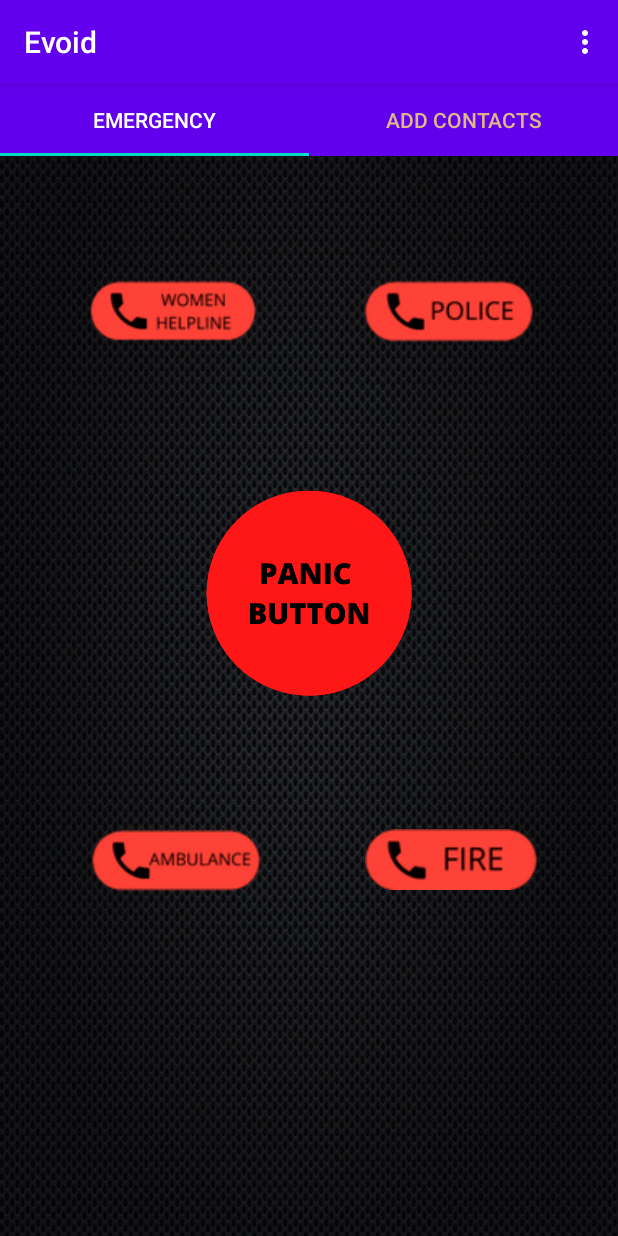
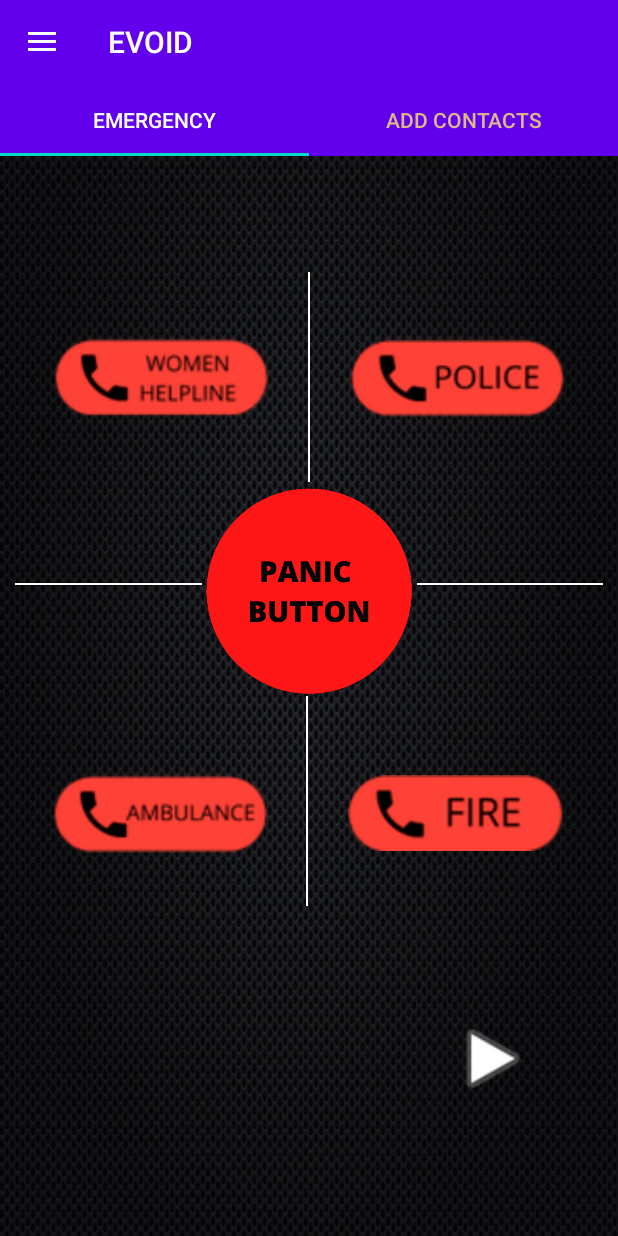
Before and after one commit to Evoid-sos/minor-project, an Android app: the screen it shows after launch once a user with an empty profile is signed in (MainActivity2), on a phone screen of 412 x 824 dp. Run offline under Robolectric (Android 15) with nearby library versions, the phone set to English and light mode, and no system bars; our stand-ins replace Firebase (no records; nobody signed in at launch, a user with empty details on screens opened directly).

Commit message:
Nav Drawer added, layout changed, sound play/pause added but no sound added

```diff
--- a/app/build.gradle
+++ b/app/build.gradle
@@ -62,6 +62,9 @@ dependencies {
     implementation 'androidx.navigation:navigation-ui-ktx:2.3.0'
     implementation 'com.google.android.material:material:1.1.0'
     implementation 'com.google.android.material:material:1.1.0'
+    implementation 'com.google.android.material:material:1.1.0'
+    implementation 'androidx.recyclerview:recyclerview:1.1.0'
+    implementation 'androidx.drawerlayout:drawerlayout:1.1.1'
     testImplementation 'junit:junit:4.13'
     androidTestImplementation 'androidx.test.ext:junit:1.1.2'
     androidTestImplementation 'androidx.test.espresso:espresso-core:3.3.0'
--- a/app/src/main/java/com/example/evoid/MainActivity2.kt
+++ b/app/src/main/java/com/example/evoid/MainActivity2.kt
@@ -3,53 +3,43 @@ package com.example.evoid
 import android.content.Intent
 import android.content.pm.ActivityInfo
 import android.os.Bundle
-import android.view.Menu
 import android.view.MenuItem
 import android.widget.Toast
+import androidx.appcompat.app.ActionBarDrawerToggle
 import androidx.appcompat.app.AppCompatActivity
+import androidx.core.view.GravityCompat
+import androidx.drawerlayout.widget.DrawerLayout
 import androidx.viewpager.widget.ViewPager
+import com.google.android.material.navigation.NavigationView
 import com.google.android.material.tabs.TabLayout
 import com.google.firebase.auth.ktx.auth
 import com.google.firebase.ktx.Firebase
 import kotlinx.android.synthetic.main.activity_main2.*
+import kotlinx.android.synthetic.main.content_main.*
+import kotlinx.android.synthetic.main.nav_header_main.profileIconNav
 
-class MainActivity2 : AppCompatActivity() {
+class MainActivity2 : AppCompatActivity(),NavigationView.OnNavigationItemSelectedListener{
     lateinit var tabLayout: TabLayout
     lateinit var viewPager: ViewPager
-
-    override fun onCreateOptionsMenu(menu: Menu?): Boolean {
-        val inflater = menuInflater;
-        inflater.inflate(R.menu.main_menu, menu);
-        return super.onCreateOptionsMenu(menu)
-    }
-
-
+    lateinit var drawerLayout: DrawerLayout
+    lateinit var navigationView: NavigationView
     var auth = Firebase.auth
 
-    override fun onOptionsItemSelected(item: MenuItem): Boolean {
-
-         super.onOptionsItemSelected(item)
-        when(item.itemId)
-        {
-            R.id.guidelines -> startActivity(Intent(this, guidelines::class.java))
-            R.id.covid -> startActivity(Intent(this, covidHelplines::class.java))
-            R.id.cybercrime -> startActivity(Intent(this, cybersecurity::class.java))
-            R.id.help -> startActivity(Intent(this, faqs::class.java))
-            R.id.logout -> signOut()
-            else -> Toast.makeText(
-                applicationContext,
-                "Could not complete the request",
-                Toast.LENGTH_SHORT
-            ).show()
-        }
-        return true
-    }
     override fun onCreate(savedInstanceState: Bundle?) {
         super.onCreate(savedInstanceState)
         setContentView(R.layout.activity_main2)
         this.setRequestedOrientation(ActivityInfo.SCREEN_ORIENTATION_PORTRAIT)
+        drawerLayout = findViewById(R.id.drawer)
+        val navView: NavigationView = findViewById(R.id.nav_view)
+        val toggle = ActionBarDrawerToggle(this, drawerLayout, toolbar, R.string.navigation_drawer_open, R.string.navigation_drawer_close)
+        drawerLayout.addDrawerListener(toggle)
+        supportActionBar?.setDisplayHomeAsUpEnabled(true)
+        supportActionBar?.setHomeButtonEnabled(true)
+        toggle.syncState()
+        navView.setNavigationItemSelectedListener(this)
         tabLayout = findViewById(R.id.tabLayout)
         viewPager = findViewById(R.id.viewPager)
+        setSupportActionBar(toolbar)
         tabLayout.addTab(tabLayout.newTab().setText("EMERGENCY"))
         tabLayout.addTab(tabLayout.newTab().setText("ADD CONTACTS"))
         tabLayout.tabGravity = TabLayout.GRAVITY_FILL
@@ -81,4 +71,36 @@ class MainActivity2 : AppCompatActivity() {
         startActivity(intent)
         finish()
     }
+    override fun onOptionsItemSelected(item: MenuItem): Boolean {
+        return when (item.itemId) {
+            android.R.id.home -> {
+                drawer.openDrawer(GravityCompat.START)
+                true
+            }
+            else -> super.onOptionsItemSelected(item)
+        }
+    }
+    override fun onNavigationItemSelected(item: MenuItem): Boolean {
+        when(item.itemId)
+        {
+            R.id.guidelines -> startActivity(Intent(this, guidelines::class.java))
+            R.id.covid -> startActivity(Intent(this, covidHelplines::class.java))
+            R.id.cybercrime -> startActivity(Intent(this, cybersecurity::class.java))
+            R.id.help -> startActivity(Intent(this, faqs::class.java))
+            R.id.logout -> signOut()
+            else -> Toast.makeText(
+                applicationContext,
+                "Could not complete the request",
+                Toast.LENGTH_SHORT
+            ).show()
+        }
+        return true
+    }
+    override fun onBackPressed() {
+        if (drawer.isDrawerOpen(GravityCompat.START)) {
+            drawer.closeDrawer(GravityCompat.START)
+        } else {
+            super.onBackPressed()
+        }
+    }
 }
--- /dev/null
+++ b/app/src/main/res/drawable/emergencypagebuttons.xml
@@ -0,0 +1,6 @@
+<?xml version="1.0" encoding="utf-8"?>
+<shape xmlns:android="http://schemas.android.com/apk/res/android" android:shape="rectangle">
+    <solid
+        android:color="#ffffff" />
+    <corners android:radius="100dp"/>
+</shape>
--- a/app/src/main/res/layout/activity_main.xml
+++ b/app/src/main/res/layout/activity_main.xml
@@ -13,7 +13,7 @@
 
 
     <ImageView
-        android:id="@+id/imageView"
+        android:id="@+id/profileIconNav"
         android:layout_width="132dp"
         android:layout_height="106dp"
 
@@ -133,7 +133,7 @@
         app:layout_constraintEnd_toEndOf="parent"
         app:layout_constraintStart_toEndOf="@+id/passwordMain"
         app:layout_constraintStart_toStartOf="parent"
-        app:layout_constraintTop_toBottomOf="@+id/imageView">
+        app:layout_constraintTop_toBottomOf="@+id/profileIconNav">
 
     </EditText>
 
--- a/app/src/main/res/layout/activity_main2.xml
+++ b/app/src/main/res/layout/activity_main2.xml
@@ -1,24 +1,25 @@
 <?xml version="1.0" encoding="utf-8"?>
-<RelativeLayout xmlns:android="http://schemas.android.com/apk/res/android"
+<androidx.drawerlayout.widget.DrawerLayout xmlns:android="http://schemas.android.com/apk/res/android"
+    xmlns:app="http://schemas.android.com/apk/res-auto"
     xmlns:tools="http://schemas.android.com/tools"
+    android:id="@+id/drawer"
     android:layout_width="match_parent"
     android:layout_height="match_parent"
-    xmlns:app="http://schemas.android.com/apk/res-auto"
-    android:background="@drawable/login_bg3"
     tools:context=".MainActivity2">
 
-    <com.google.android.material.tabs.TabLayout
-        android:id="@+id/tabLayout"
+    <include
+        layout="@layout/content_main"
         android:layout_width="match_parent"
-        android:layout_height="wrap_content"
-        android:background="@color/colorPrimary"
-        app:tabSelectedTextColor="#ffffff"
-        app:tabTextColor="#DEB887"></com.google.android.material.tabs.TabLayout>
+        android:layout_height="match_parent"></include>
 
-    <androidx.viewpager.widget.ViewPager
-        android:id="@+id/viewPager"
+    <com.google.android.material.navigation.NavigationView
+        android:id="@+id/nav_view"
         android:layout_width="match_parent"
         android:layout_height="match_parent"
-        android:layout_marginTop="50dp"
-        tools:layout_editor_absoluteX="8dp" />
-</RelativeLayout>
+        android:layout_gravity="start|left"
+        android:fitsSystemWindows="true"
+        app:headerLayout="@layout/nav_header_main"
+        app:menu="@menu/main_menu">
+
+    </com.google.android.material.navigation.NavigationView>
+</androidx.drawerlayout.widget.DrawerLayout>
--- /dev/null
+++ b/app/src/main/res/layout/content_main.xml
@@ -0,0 +1,41 @@
+<?xml version="1.0" encoding="utf-8"?>
+<RelativeLayout xmlns:android="http://schemas.android.com/apk/res/android"
+    xmlns:tools="http://schemas.android.com/tools"
+    android:layout_width="match_parent"
+    android:layout_height="match_parent"
+    xmlns:app="http://schemas.android.com/apk/res-auto"
+    android:background="@drawable/login_bg3"
+    tools:context=".MainActivity2">
+
+    <androidx.appcompat.widget.Toolbar
+        android:id="@+id/toolbar"
+        android:layout_width="match_parent"
+        android:layout_height="?attr/actionBarSize"
+        android:background="@color/colorPrimary"
+        app:title="EVOID"
+        android:gravity="center"
+        android:textAlignment="center"
+        app:titleTextColor="#ffffff">
+
+    </androidx.appcompat.widget.Toolbar>
+
+    <com.google.android.material.tabs.TabLayout
+        android:id="@+id/tabLayout"
+        android:layout_width="match_parent"
+        android:layout_height="wrap_content"
+        android:background="@color/colorPrimary"
+        app:tabSelectedTextColor="#ffffff"
+        app:tabTextColor="#DEB887"
+        android:layout_marginTop="56dp">
+
+    </com.google.android.material.tabs.TabLayout>
+
+    <androidx.viewpager.widget.ViewPager
+        android:id="@+id/viewPager"
+        android:layout_width="match_parent"
+        android:layout_height="match_parent"
+        android:layout_marginTop="104dp"
+        tools:layout_editor_absoluteX="8dp" >
+
+    </androidx.viewpager.widget.ViewPager>
+</RelativeLayout>
--- a/app/src/main/res/layout/fragment_emergency.xml
+++ b/app/src/main/res/layout/fragment_emergency.xml
@@ -9,6 +9,50 @@
     android:orientation="vertical"
     android:padding="10dp"
     tools:context=".emergency">
+
+    <View
+        android:id="@+id/view"
+        android:layout_width="1dp"
+        android:layout_height="140dp"
+        android:layout_marginBottom="211dp"
+        android:background="@android:color/white"
+        app:layout_constraintBottom_toBottomOf="parent"
+        app:layout_constraintEnd_toEndOf="parent"
+        app:layout_constraintHorizontal_bias="0.497"
+        app:layout_constraintStart_toStartOf="parent"
+        app:layout_constraintTop_toBottomOf="@+id/emergencybutton" />
+
+    <View
+        android:id="@+id/view5"
+        android:layout_width="1dp"
+        android:layout_height="140dp"
+        android:layout_marginTop="70dp"
+        android:layout_marginBottom="496dp"
+        android:background="@android:color/white"
+        app:layout_constraintBottom_toBottomOf="parent"
+        app:layout_constraintEnd_toEndOf="parent"
+        app:layout_constraintStart_toStartOf="parent"
+        app:layout_constraintTop_toTopOf="parent" />
+
+    <View
+        android:id="@+id/view2"
+        android:layout_width="170dp"
+        android:layout_height="1dp"
+        android:layout_marginBottom="150dp"
+        android:background="@android:color/white"
+        app:layout_constraintBottom_toBottomOf="parent"
+        app:layout_constraintEnd_toStartOf="@+id/emergencybutton"
+        app:layout_constraintTop_toTopOf="parent" />
+
+    <View
+        android:id="@+id/view3"
+        android:layout_width="170dp"
+        android:layout_height="1dp"
+        android:layout_marginBottom="150dp"
+        android:background="@android:color/white"
+        app:layout_constraintBottom_toBottomOf="parent"
+        app:layout_constraintStart_toEndOf="@+id/emergencybutton"
+        app:layout_constraintTop_toTopOf="parent" />
 
     <ImageView
         android:id="@+id/emergencybutton"
@@ -24,59 +68,70 @@
         app:layout_constraintTop_toTopOf="parent" />
 
     <ImageView
-        android:id="@+id/fireHelpline"
-        android:layout_width="115dp"
-        android:layout_height="43dp"
-        android:layout_marginStart="34dp"
-        android:layout_marginTop="77dp"
-        android:layout_marginEnd="61dp"
-        android:layout_marginBottom="212dp"
-        android:src="@drawable/callfire"
-        app:layout_constraintBottom_toBottomOf="parent"
-        app:layout_constraintEnd_toEndOf="parent"
-        app:layout_constraintStart_toEndOf="@+id/ambulanceHelpline"
-        app:layout_constraintTop_toBottomOf="@+id/emergencybutton" />
+        android:id="@+id/womenHelpline"
+        android:layout_width="144dp"
+        android:layout_height="60dp"
+        android:src="@drawable/womenhelpline"
+        app:layout_constraintBottom_toTopOf="@+id/view2"
+        app:layout_constraintEnd_toStartOf="@+id/view5"
+        app:layout_constraintStart_toStartOf="parent"
+        app:layout_constraintTop_toTopOf="parent" />
 
     <ImageView
         android:id="@+id/policeHelpline"
-        android:layout_width="115dp"
-        android:layout_height="43dp"
-        android:layout_marginStart="34dp"
-        android:layout_marginTop="50dp"
-        android:layout_marginEnd="63dp"
-        android:layout_marginBottom="77dp"
+        android:layout_width="144dp"
+        android:layout_height="60dp"
         android:src="@drawable/callpolice"
-        app:layout_constraintBottom_toTopOf="@+id/emergencybutton"
+        app:layout_constraintBottom_toTopOf="@+id/view3"
         app:layout_constraintEnd_toEndOf="parent"
-        app:layout_constraintStart_toEndOf="@+id/womenHelpline"
+        app:layout_constraintStart_toEndOf="@+id/view5"
         app:layout_constraintTop_toTopOf="parent" />
 
     <ImageView
         android:id="@+id/ambulanceHelpline"
-        android:layout_width="115dp"
-        android:layout_height="43dp"
-        android:layout_marginStart="68dp"
-        android:layout_marginTop="77dp"
-        android:layout_marginEnd="34dp"
-        android:layout_marginBottom="212dp"
+        android:layout_width="144dp"
+        android:layout_height="60dp"
+        android:layout_marginBottom="120dp"
         android:src="@drawable/callambulance"
         app:layout_constraintBottom_toBottomOf="parent"
-        app:layout_constraintEnd_toStartOf="@+id/fireHelpline"
+        app:layout_constraintEnd_toStartOf="@+id/view"
         app:layout_constraintStart_toStartOf="parent"
-        app:layout_constraintTop_toBottomOf="@+id/emergencybutton" />
+        app:layout_constraintTop_toBottomOf="@+id/view2" />
 
     <ImageView
-        android:id="@+id/womenHelpline"
-        android:layout_width="115dp"
-        android:layout_height="43dp"
-        android:layout_marginStart="65dp"
-        android:layout_marginTop="50dp"
-        android:layout_marginEnd="34dp"
-        android:layout_marginBottom="77dp"
-        android:src="@drawable/womenhelpline"
-        app:layout_constraintBottom_toTopOf="@+id/emergencybutton"
-        app:layout_constraintEnd_toStartOf="@+id/policeHelpline"
-        app:layout_constraintStart_toStartOf="parent"
-        app:layout_constraintTop_toTopOf="parent" />
+        android:id="@+id/fireHelpline"
+        android:layout_width="144dp"
+        android:layout_height="60dp"
+        android:layout_marginBottom="120dp"
+        android:src="@drawable/callfire"
+        app:layout_constraintBottom_toBottomOf="parent"
+        app:layout_constraintEnd_toEndOf="parent"
+        app:layout_constraintStart_toEndOf="@+id/view"
+        app:layout_constraintTop_toBottomOf="@+id/view3" />
+
+    <ImageView
+        android:id="@+id/play"
+        android:layout_width="80dp"
+        android:layout_height="58dp"
+        android:layout_marginStart="288dp"
+        android:layout_marginEnd="43dp"
+        android:layout_marginBottom="79dp"
+        android:src="@android:drawable/ic_media_play"
+        app:layout_constraintBottom_toBottomOf="parent"
+        app:layout_constraintEnd_toEndOf="parent"
+        app:layout_constraintStart_toStartOf="parent" />
+
+    <ImageView
+        android:id="@+id/pause"
+        android:layout_width="81dp"
+        android:layout_height="60dp"
+        android:layout_marginStart="288dp"
+        android:layout_marginEnd="43dp"
+        android:layout_marginBottom="79dp"
+        android:visibility="invisible"
+        android:src="@android:drawable/ic_media_pause"
+        app:layout_constraintBottom_toBottomOf="parent"
+        app:layout_constraintEnd_toEndOf="parent"
+        app:layout_constraintStart_toStartOf="parent" />
 
 </androidx.constraintlayout.widget.ConstraintLayout>
--- a/app/src/main/res/values/styles.xml
+++ b/app/src/main/res/values/styles.xml
@@ -2,6 +2,7 @@
     <!-- Base application theme. -->
     <style name="AppTheme" parent="Theme.AppCompat.Light.DarkActionBar">
         <!-- Customize your theme here. -->
+        <item name="drawerArrowStyle">@style/DrawerIcon</item>
         <item name="colorPrimary">@color/colorPrimary</item>
         <item name="colorPrimaryDark">@color/colorPrimaryDark</item>
         <item name="colorAccent">@color/colorAccent</item>
@@ -22,6 +23,7 @@
     <style name="AppTheme.AppBarOverlay" parent="ThemeOverlay.AppCompat.Dark.ActionBar" />
 
     <style name="AppTheme.PopupOverlay" parent="ThemeOverlay.AppCompat.Light" />
+
     <style name="MatchSpinnerStyle" parent="android:style/Widget.ListView.DropDown">
         <item name="android:divider">#123456</item>
         <item name="android:dividerHeight">1dp</item>
@@ -31,6 +33,9 @@
     <style name="MatchSpinnerTheme" parent="AppTheme">
         <item name="android:dropDownListViewStyle">@style/MatchSpinnerStyle</item>
     </style>
+    <style name="DrawerIcon" parent="Widget.AppCompat.DrawerArrowToggle">
+        <item name="color">#ffffff</item>
+    </style>
 
 
 </resources>
```
Also changed, not shown: app/src/main/AndroidManifest.xml (+13 -4 lines), app/src/main/java/com/example/evoid/emergency.kt (+21 -1 lines), app/src/main/java/com/example/evoid/imageViewRegistered.kt (added, +62 -0 lines), app/src/main/res/drawable-v21/ic_menu_camera.xml (added, +12 -0 lines), app/src/main/res/drawable-v21/ic_menu_gallery.xml (added, +9 -0 lines), app/src/main/res/drawable-v21/ic_menu_slideshow.xml (added, +9 -0 lines), app/src/main/res/drawable/side_nav_bar.xml (added, +9 -0 lines), app/src/main/res/layout/activity_image_view_registered.xml (added, +203 -0 lines), app/src/main/res/layout/nav_header_main.xml (added, +29 -0 lines), app/src/main/res/menu/main_nav_drawer.xml (added, +9 -0 lines), app/src/main/res/values/strings.xml (+10 -0 lines).
